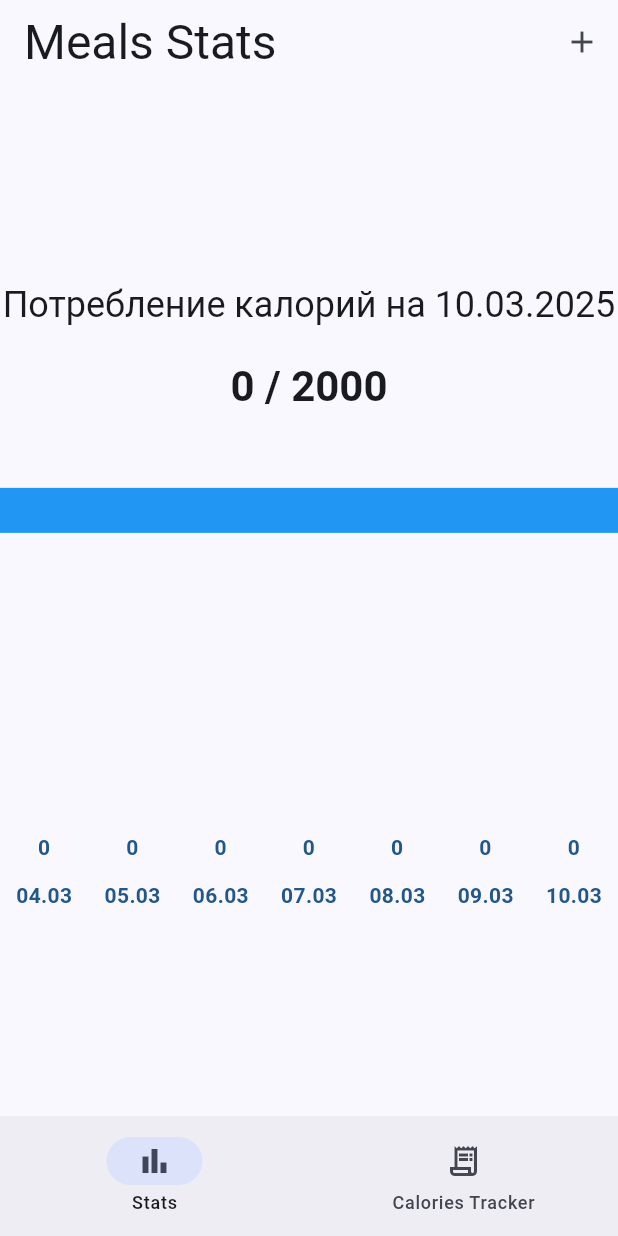
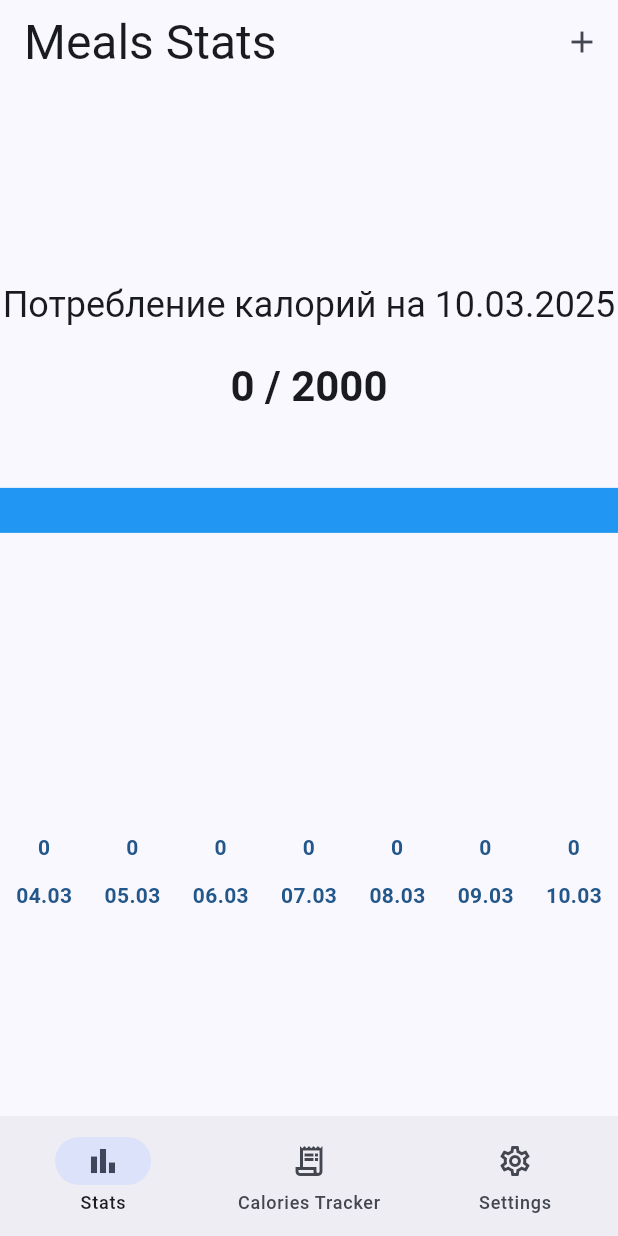
Before and after one commit to DonErnest/calorie_tracker, a Flutter app: the screen it shows after launch, on a phone screen of 412 x 824 dp. Run offline on Flutter 3.47's test engine with Material 3 defaults, Android fonts, the phone set to English and light mode, and no system bars; drawn by our look-alikes of fl_chart; our stand-ins replace flutter_slidable.

Commit message:
Added settings screen, ability to update maxcalories per day and corrected bar chart

```diff
--- a/lib/models/meal.dart
+++ b/lib/models/meal.dart
@@ -14,8 +14,9 @@ class Meal {
   Meal({
     String? id,
     required this.consumedOn,
-    required this.details, required this.caloriesQuantity
-  }):  id = id ?? uuid.v4();
+    required this.details,
+    required this.caloriesQuantity,
+  }) : id = id ?? uuid.v4();
 
   String formatDateDisplay(DateTime date) {
     return formatDateTime(date);
@@ -24,8 +25,15 @@ class Meal {
   String get consumedOnDisplay => formatDateDisplay(consumedOn);
 }
 
-
 int caloriesPerDate(DateTime date, List<Meal> meals) {
-  Iterable<Meal> filteredCalories = meals.where((meal) => meal.consumedOn.day == date.day && meal.consumedOn.month == date.month && meal.consumedOn.year == date.year);
-  return filteredCalories.fold<int>(0, (prev, next) => prev + next.caloriesQuantity);
+  Iterable<Meal> filteredCalories = meals.where(
+    (meal) =>
+        meal.consumedOn.day == date.day &&
+        meal.consumedOn.month == date.month &&
+        meal.consumedOn.year == date.year,
+  );
+  return filteredCalories.fold<int>(
+    0,
+    (prev, next) => prev + next.caloriesQuantity,
+  );
 }
--- a/lib/screen/meal_form.dart
+++ b/lib/screen/meal_form.dart
@@ -16,8 +16,6 @@ class MealForm extends StatefulWidget {
 }
 
 class _MealFormState extends State<MealForm> {
-  bool timeError = false;
-
   var mealDetails = "";
   final detailsController = TextEditingController();
 
--- a/lib/tracker.dart
+++ b/lib/tracker.dart
@@ -5,6 +5,7 @@ import 'package:calorie_tracker/screen/meal_history.dart';
 import 'package:calorie_tracker/screen/meal_detail.dart';
 import 'package:calorie_tracker/screen/meal_form.dart';
 import 'package:calorie_tracker/screen/meal_stats.dart';
+import 'package:calorie_tracker/screen/settings.dart';
 import 'package:flutter/material.dart';
 
 class CaloriesTracker extends StatefulWidget {
@@ -88,6 +89,13 @@ class _CaloriesTrackerState extends State<CaloriesTracker> {
     );
   }
 
+  void updateMaxCalories(int newMax) {
+    setState(() {
+      maxCaloriesPerDay = newMax;
+    });
+  }
+
+
   List<Destination> get destinations {
     return [
       Destination(
@@ -130,6 +138,20 @@ class _CaloriesTrackerState extends State<CaloriesTracker> {
           onEdit: openEditMealSheet,
         ),
       ),
+      Destination(
+        screenTitle: Text(
+          'Settings',
+          style: Theme.of(context).textTheme.headlineLarge,
+        ),
+        navLabel: 'Settings',
+        icon: Icons.settings_outlined,
+        selectedIcon: Icons.settings,
+        appBarActions: [],
+        screen: SettingsScreen(
+          onMaxUpdate: updateMaxCalories,
+          currentMaxCalories: maxCaloriesPerDay,
+        ),
+      ),
     ];
   }
 
--- a/lib/widgets/bar_chart.dart
+++ b/lib/widgets/bar_chart.dart
@@ -11,13 +11,16 @@ class _BarChart extends StatelessWidget {
     lastWeek = getLastWeekDates;
   }
 
-  int getCompletedCountByWeekDay(int weekDay) {
+  double getCompletedCountByWeekDay(int weekDay) {
     var today = DateTime.now();
     return mealsForStatistics
-        .where((meal) =>
+            .where(
+              (meal) =>
                   meal.consumedOn.isAfter(today.subtract(Duration(days: 7))) &&
-        meal.consumedOn.weekday == weekDay)
-        .length;
+                  meal.consumedOn.weekday == weekDay,
+            )
+            .fold(0, (prev, next) => prev + next.caloriesQuantity) /
+        1000;
   }
 
   List<DateTime> get getLastWeekDates {
@@ -42,7 +45,7 @@ class _BarChart extends StatelessWidget {
         barGroups: barGroups,
         gridData: const FlGridData(show: false),
         alignment: BarChartAlignment.spaceAround,
-          maxY: 20,
+        maxY: 10,
         // backgroundColor: Color.fromRGBO(28, 36, 57, 1)
       ),
     );
@@ -61,7 +64,7 @@ class _BarChart extends StatelessWidget {
         int rodIndex,
       ) {
         return BarTooltipItem(
-              rod.toY.round().toString(),
+          (rod.toY.round() * 1000).toString(),
           const TextStyle(
             color: Color.fromRGBO(35, 87, 137, 1.0),
             fontWeight: FontWeight.bold,
@@ -94,27 +97,16 @@ class _BarChart extends StatelessWidget {
         getTitlesWidget: getTitles,
       ),
     ),
-        leftTitles: const AxisTitles(
-          sideTitles: SideTitles(showTitles: false),
-        ),
-        topTitles: const AxisTitles(
-          sideTitles: SideTitles(showTitles: false),
-        ),
-        rightTitles: const AxisTitles(
-          sideTitles: SideTitles(showTitles: false),
-        ),
+    leftTitles: const AxisTitles(sideTitles: SideTitles(showTitles: false)),
+    topTitles: const AxisTitles(sideTitles: SideTitles(showTitles: false)),
+    rightTitles: const AxisTitles(sideTitles: SideTitles(showTitles: false)),
   );
 
-  FlBorderData get borderData => FlBorderData(
-        show: false,
-      );
+  FlBorderData get borderData => FlBorderData(show: false);
 
   LinearGradient get _barsGradient {
     return LinearGradient(
-      colors: [
-        Color.fromRGBO(35, 87, 137, 1),
-        Color.fromRGBO(0, 195, 137, 1),
-      ],
+      colors: [Color.fromRGBO(35, 87, 137, 1), Color.fromRGBO(0, 195, 137, 1)],
       begin: Alignment.bottomCenter,
       end: Alignment.topCenter,
     );
@@ -122,16 +114,18 @@ class _BarChart extends StatelessWidget {
 
   List<BarChartGroupData> get barGroups {
     return lastWeek
-        .map((weekDay) => BarChartGroupData(
+        .map(
+          (weekDay) => BarChartGroupData(
             x: weekDay.weekday,
             barRods: [
               BarChartRodData(
                 toY: getCompletedCountByWeekDay(weekDay.weekday).toDouble(),
                 gradient: _barsGradient,
-                )
+              ),
             ],
             showingTooltipIndicators: [0],
-            ))
+          ),
+        )
         .toList();
   }
 }
@@ -148,9 +142,6 @@ class MealsBarChart extends StatefulWidget {
 class MealsBarChartState extends State<MealsBarChart> {
   @override
   Widget build(BuildContext context) {
-    return AspectRatio(
-      aspectRatio: 1.6,
-      child: _BarChart(widget.meals),
-    );
+    return AspectRatio(aspectRatio: 1.6, child: _BarChart(widget.meals));
   }
 }
```
Also changed, not shown: lib/screen/settings.dart (added, +55 -0 lines). Lines whose indentation alone changed are shown as unchanged.
